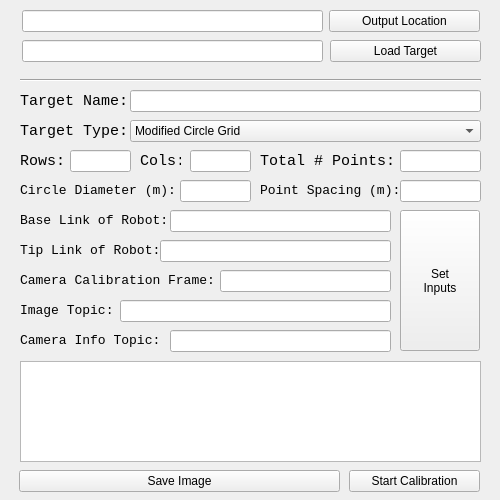
First picture: the form in industrial_calibration_gui/src/calibration_widget.ui, repository jdlangs/IC2, before the edit.
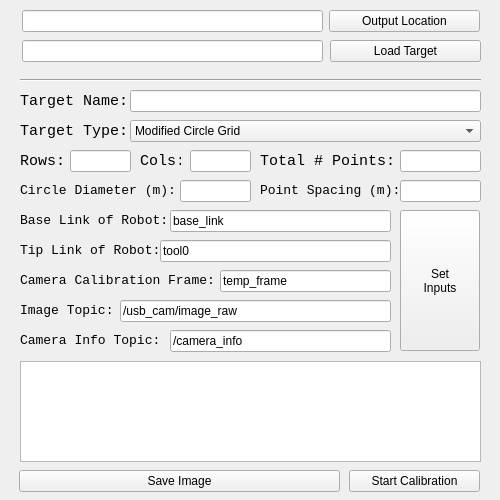
Second picture: the form after the edit. Icons and pictures are not drawn.

Commit message: added some default parameters to make debugging easier, these will be removed later

Diff of the .ui file:
```diff
--- a/industrial_calibration_gui/src/calibration_widget.ui
+++ b/industrial_calibration_gui/src/calibration_widget.ui
@@ -613,6 +613,9 @@
        <height>22</height>
       </rect>
      </property>
+     <property name="text">
+      <string>base_link</string>
+     </property>
     </widget>
     <widget class="QLineEdit" name="tip_link_line">
      <property name="geometry">
@@ -623,6 +626,9 @@
        <height>22</height>
       </rect>
      </property>
+     <property name="text">
+      <string>tool0</string>
+     </property>
     </widget>
     <widget class="QLineEdit" name="camera_calibration_frame_line">
      <property name="geometry">
@@ -633,6 +639,9 @@
        <height>22</height>
       </rect>
      </property>
+     <property name="text">
+      <string>temp_frame</string>
+     </property>
     </widget>
     <widget class="QLineEdit" name="image_topic_line">
      <property name="geometry">
@@ -643,6 +652,9 @@
        <height>22</height>
       </rect>
      </property>
+     <property name="text">
+      <string>/usb_cam/image_raw</string>
+     </property>
     </widget>
     <widget class="QLineEdit" name="camera_info_topic_line">
      <property name="geometry">
@@ -653,6 +665,9 @@
        <height>22</height>
       </rect>
      </property>
+     <property name="text">
+      <string>/camera_info</string>
+     </property>
     </widget>
     <widget class="QPushButton" name="set_inputs_button">
      <property name="geometry">
```
Left out of the diff: 9 changed lines with no effect on the pictures.
